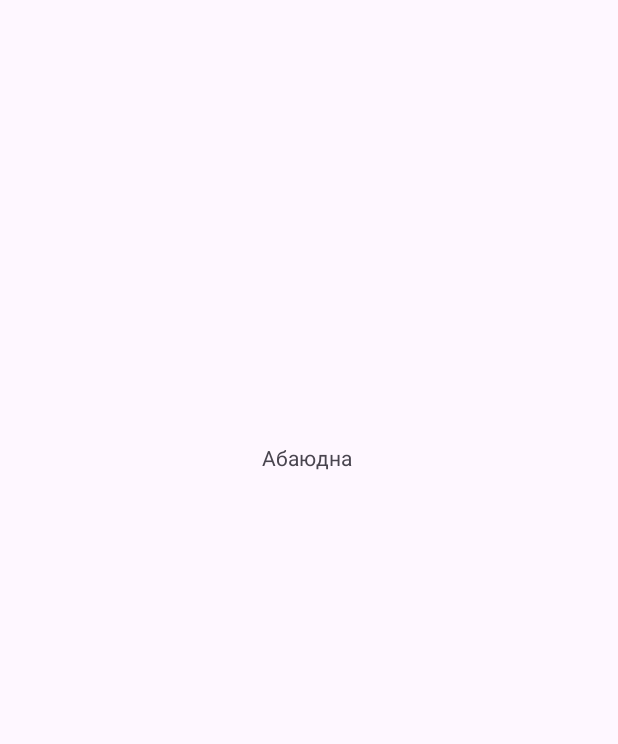
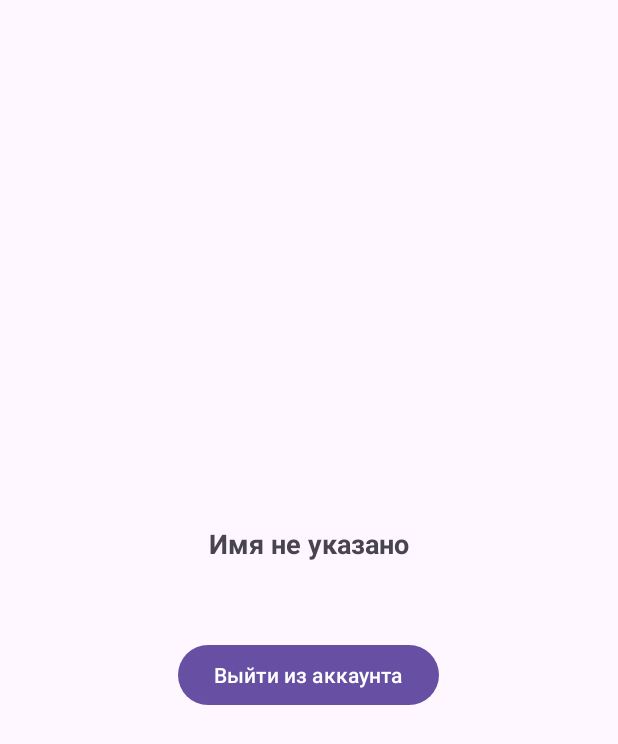
Before and after one commit to Ezu46/stepler, an Android app: the screen it shows after launch once a user with an empty profile is signed in (HomeActivity), on a phone screen of 412 x 824 dp. Before the commit the part shown is almost empty. Shown: the top 744 px of the screen. Run offline under Robolectric (Android 15) with nearby library versions, the phone set to English and light mode, and no system bars; our stand-ins replace Firebase (no records; nobody signed in at launch, a user with empty details on screens opened directly).

Commit message:
добавлена хоум активити с кнопкой выхода и отображаением информации об юзере

```diff
--- a/app/build.gradle.kts
+++ b/app/build.gradle.kts
@@ -45,7 +45,7 @@ dependencies {
     implementation(platform("com.google.firebase:firebase-bom:32.8.1")) // BOM для управления версиями
     implementation("com.google.firebase:firebase-auth")
     implementation("com.google.firebase:firebase-firestore")
-    // Если используете AndroidX Activity:
+    implementation ("com.google.firebase:firebase-functions:20.4.0")
     implementation ("androidx.activity:activity:1.10.0")
     implementation(libs.firebase.auth)
     implementation(libs.firebase.database)  // Совместимая версия для SDK 34
--- a/app/src/main/java/com/example/stepler/HomeActivity.java
+++ b/app/src/main/java/com/example/stepler/HomeActivity.java
@@ -1,24 +1,99 @@
 package com.example.stepler;
 
+import android.content.Intent;
 import android.os.Bundle;
+import android.widget.Button;
+import android.widget.TextView;
 
 import androidx.activity.EdgeToEdge;
+import androidx.annotation.NonNull;
 import androidx.appcompat.app.AppCompatActivity;
 import androidx.core.graphics.Insets;
 import androidx.core.view.ViewCompat;
 import androidx.core.view.WindowInsetsCompat;
 
+import com.google.firebase.auth.FirebaseAuth;
+import com.google.firebase.auth.FirebaseUser;
+import com.google.firebase.database.DataSnapshot;
+import com.google.firebase.database.DatabaseError;
+import com.google.firebase.database.DatabaseReference;
+import com.google.firebase.database.FirebaseDatabase;
+import com.google.firebase.database.ValueEventListener;
+
 public class HomeActivity extends AppCompatActivity {
+
+    private TextView tvUserName, tvUserEmail;
+    private Button btnLogout;
+    private FirebaseAuth mAuth;
+    private DatabaseReference mDatabase;
 
     @Override
     protected void onCreate(Bundle savedInstanceState) {
         super.onCreate(savedInstanceState);
-        EdgeToEdge.enable(this);
         setContentView(R.layout.activity_home);
-        ViewCompat.setOnApplyWindowInsetsListener(findViewById(R.id.main), (v, insets) -> {
-            Insets systemBars = insets.getInsets(WindowInsetsCompat.Type.systemBars());
-            v.setPadding(systemBars.left, systemBars.top, systemBars.right, systemBars.bottom);
-            return insets;
-        });
+
+        // Инициализация элементов
+        tvUserName = findViewById(R.id.tvUserName);
+        tvUserEmail = findViewById(R.id.tvUserEmail);
+        btnLogout = findViewById(R.id.btnLogout);
+
+        mAuth = FirebaseAuth.getInstance();
+        mDatabase = FirebaseDatabase.getInstance().getReference("users");
+
+        // Проверка авторизации
+        if (mAuth.getCurrentUser() == null) {
+            startActivity(new Intent(this, MainActivity.class));
+            finish();
+            return;
+        }
+
+        // Загрузка данных пользователя
+        loadUserData();
+
+        // Обработчик выхода
+        btnLogout.setOnClickListener(v -> logoutUser());
+    }
+
+    private void loadUserData() {
+        FirebaseUser user = mAuth.getCurrentUser();
+        if (user != null) {
+            // Email всегда доступен через FirebaseUser
+            tvUserEmail.setText(user.getEmail());
+
+            // Загрузка имени из базы данных
+            mDatabase.child(user.getUid()).child("name")
+                    .addListenerForSingleValueEvent(new ValueEventListener() {
+                        @Override
+                        public void onDataChange(@NonNull DataSnapshot snapshot) {
+                            String name = snapshot.getValue(String.class);
+                            if (name != null && !name.isEmpty()) {
+                                tvUserName.setText(name);
+                            } else {
+                                tvUserName.setText("Имя не указано");
+                            }
+                        }
+
+                        @Override
+                        public void onCancelled(@NonNull DatabaseError error) {
+                            tvUserName.setText("Ошибка загрузки имени");
+                        }
+                    });
+        }
+    }
+
+    private void logoutUser() {
+        mAuth.signOut();
+        startActivity(new Intent(this, MainActivity.class));
+        finish();
+    }
+
+    @Override
+    protected void onStart() {
+        super.onStart();
+        // Проверка авторизации при возвращении на экран
+        if (mAuth.getCurrentUser() == null) {
+            startActivity(new Intent(this, MainActivity.class));
+            finish();
+        }
     }
 }
--- a/app/src/main/res/layout/activity_home.xml
+++ b/app/src/main/res/layout/activity_home.xml
@@ -1,24 +1,36 @@
 <?xml version="1.0" encoding="utf-8"?>
-<androidx.constraintlayout.widget.ConstraintLayout xmlns:android="http://schemas.android.com/apk/res/android"
+<LinearLayout
+    xmlns:android="http://schemas.android.com/apk/res/android"
     xmlns:app="http://schemas.android.com/apk/res-auto"
     xmlns:tools="http://schemas.android.com/tools"
-    android:id="@+id/main"
     android:layout_width="match_parent"
     android:layout_height="match_parent"
-    tools:context=".HomeActivity">
+    android:orientation="vertical"
+    android:padding="16dp"
+    android:gravity="center">
 
+    <!-- Информация о пользователе -->
+    <TextView
+        android:id="@+id/tvUserName"
+        android:layout_width="wrap_content"
+        android:layout_height="wrap_content"
+        android:textSize="18sp"
+        android:textStyle="bold"
+        tools:text="Иван Иванов"/>
 
     <TextView
-        android:id="@+id/textView"
+        android:id="@+id/tvUserEmail"
         android:layout_width="wrap_content"
         android:layout_height="wrap_content"
-        android:layout_marginStart="175dp"
-        android:layout_marginTop="249dp"
-        android:layout_marginEnd="178dp"
-        android:layout_marginBottom="463dp"
-        android:text="Абаюдна"
-        app:layout_constraintBottom_toBottomOf="parent"
-        app:layout_constraintEnd_toEndOf="parent"
-        app:layout_constraintStart_toStartOf="parent"
-        app:layout_constraintTop_toTopOf="parent" />
-</androidx.constraintlayout.widget.ConstraintLayout>
+        android:layout_marginTop="8dp"
+        tools:text="ivan@example.com"/>
+
+    <!-- Кнопка выхода -->
+    <Button
+        android:id="@+id/btnLogout"
+        android:layout_width="wrap_content"
+        android:layout_height="wrap_content"
+        android:layout_marginTop="24dp"
+        android:text="Выйти из аккаунта"/>
+
+</LinearLayout>
```
Also changed, not shown: app/src/main/java/com/example/stepler/RegisterActivity.java (+56 -22 lines), app/src/main/res/drawable/bratik.jpeg (added).
